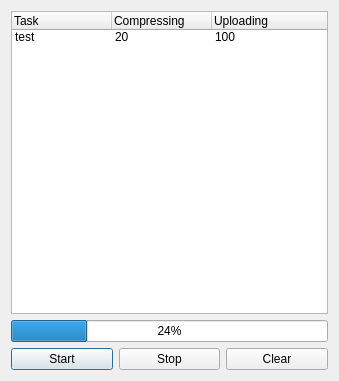
Old version of the form queue/taskqueue.ui in the repository roman-zms/qbackup.
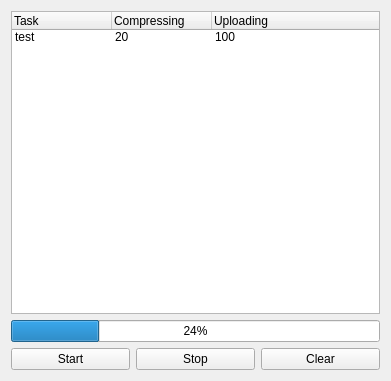
New version of the form.

```diff
--- a/queue/taskqueue.ui
+++ b/queue/taskqueue.ui
@@ -1,12 +1,15 @@
 <?xml version="1.0" encoding="UTF-8"?>
 <ui version="4.0">
  <class>TaskQueue</class>
- <widget class="QDialog" name="TaskQueue">
+ <widget class="QWidget" name="TaskQueue">
+  <property name="windowModality">
+   <enum>Qt::NonModal</enum>
+  </property>
   <property name="geometry">
    <rect>
     <x>0</x>
     <y>0</y>
-    <width>339</width>
+    <width>391</width>
     <height>381</height>
    </rect>
   </property>
@@ -16,12 +19,24 @@
   <layout class="QVBoxLayout" name="verticalLayout">
    <item>
     <widget class="QTreeWidget" name="treeWidget">
+     <property name="autoFillBackground">
+      <bool>true</bool>
+     </property>
      <property name="rootIsDecorated">
       <bool>false</bool>
      </property>
      <property name="headerHidden">
       <bool>false</bool>
      </property>
+     <attribute name="headerCascadingSectionResizes">
+      <bool>false</bool>
+     </attribute>
+     <attribute name="headerShowSortIndicator" stdset="0">
+      <bool>false</bool>
+     </attribute>
+     <attribute name="headerStretchLastSection">
+      <bool>true</bool>
+     </attribute>
      <column>
       <property name="text">
        <string>Task</string>
```
Left out of the diff: 5 changed lines with no effect on the pictures.
